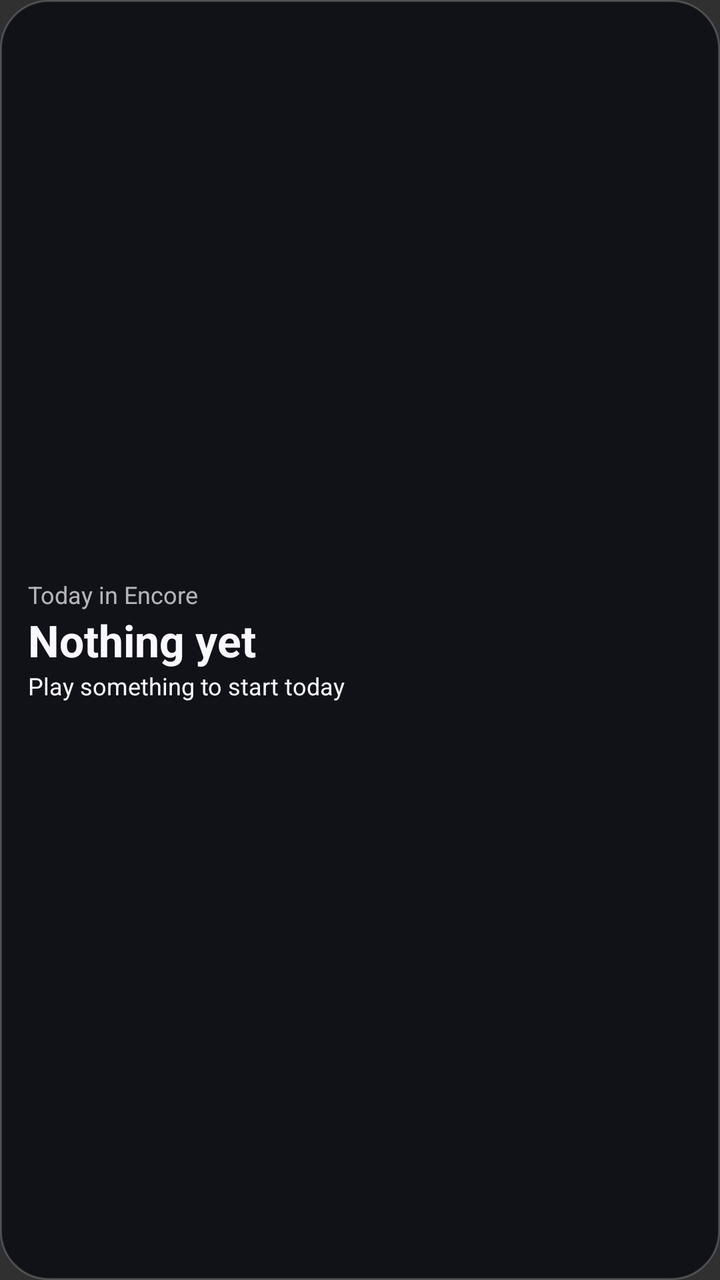
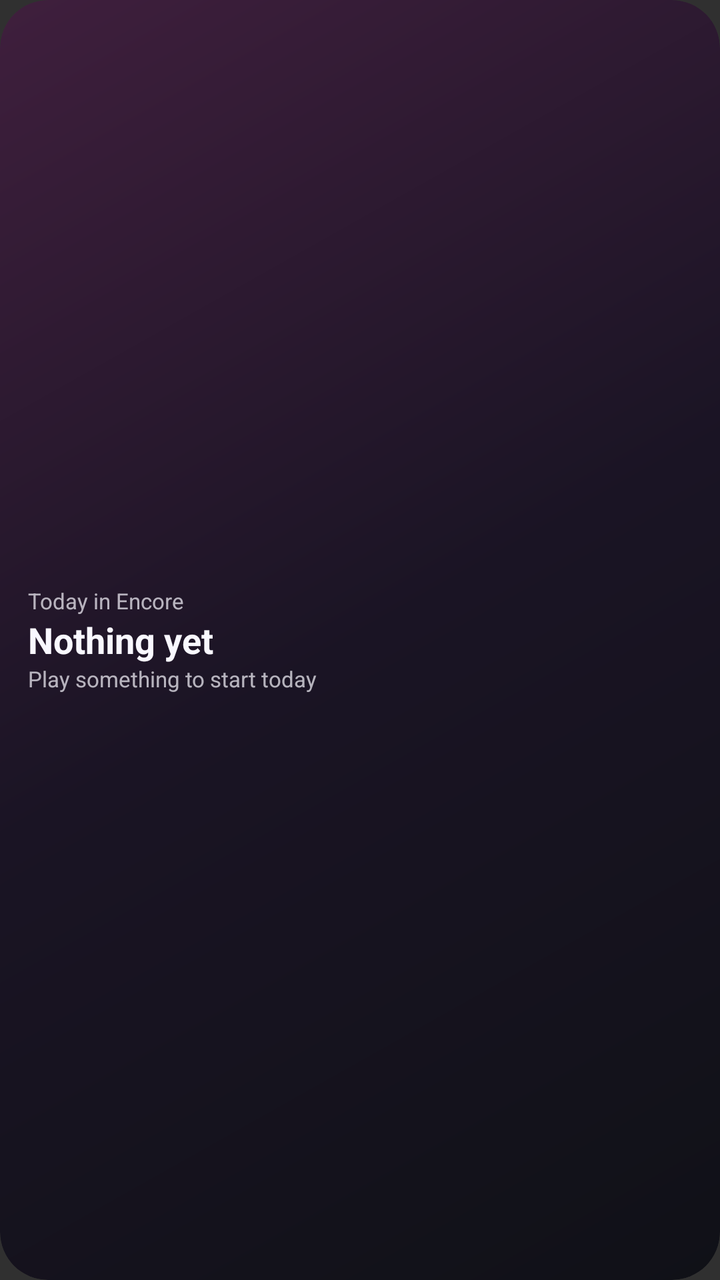

Two renders of the same Android screen: before a commit and after it. Below are the layout's source before the change and the commit's diff.
<!-- AndroidManifest.xml: application theme android:Theme.Material.NoActionBar -->
<!-- res/layout/widget_encore.xml -->
<LinearLayout xmlns:android="http://schemas.android.com/apk/res/android" android:id="@+id/widget_encore_root" android:layout_width="match_parent" android:layout_height="match_parent" android:orientation="vertical" android:gravity="center_vertical" android:padding="14dp" android:background="@drawable/widget_background"><TextView android:layout_width="match_parent" android:layout_height="wrap_content" android:text="@string/encore_widget_label" android:textColor="#B3F9F8FF" android:textSize="12sp" android:maxLines="1" android:ellipsize="end" /><TextView android:id="@+id/widget_encore_time" android:layout_width="match_parent" android:layout_height="wrap_content" android:text="@string/encore_widget_none" android:textColor="#F9F8FF" android:textSize="22sp" android:textStyle="bold" android:maxLines="1" android:ellipsize="end" /><TextView android:id="@+id/widget_encore_detail" android:layout_width="match_parent" android:layout_height="wrap_content" android:text="@string/encore_widget_none_detail" android:textColor="#F9F8FF" android:textSize="12sp" android:maxLines="1" android:ellipsize="end" /></LinearLayout>
<!-- resources referenced by this layout -->
<resources>
  <!-- drawable widget_background (drawable) -->
  <shape xmlns:android="http://schemas.android.com/apk/res/android"><solid android:color="#F2101117"/><corners android:radius="24dp"/><stroke android:width="1dp" android:color="#30FFFFFF"/></shape>
  <string name="encore_widget_label">Today in Encore</string>
  <string name="encore_widget_none">Nothing yet</string>
  <string name="encore_widget_none_detail">Play something to start today</string>
</resources>

<!-- the commit's change to res/layout/widget_encore.xml (unified diff, before → after) -->
@@ -1 +1 @@
-<LinearLayout xmlns:android="http://schemas.android.com/apk/res/android" android:id="@+id/widget_encore_root" android:layout_width="match_parent" android:layout_height="match_parent" android:orientation="vertical" android:gravity="center_vertical" android:padding="14dp" android:background="@drawable/widget_background"><TextView android:layout_width="match_parent" android:layout_height="wrap_content" android:text="@string/encore_widget_label" android:textColor="#B3F9F8FF" android:textSize="12sp" android:maxLines="1" android:ellipsize="end" /><TextView android:id="@+id/widget_encore_time" android:layout_width="match_parent" android:layout_height="wrap_content" android:text="@string/encore_widget_none" android:textColor="#F9F8FF" android:textSize="22sp" android:textStyle="bold" android:maxLines="1" android:ellipsize="end" /><TextView android:id="@+id/widget_encore_detail" android:layout_width="match_parent" android:layout_height="wrap_content" android:text="@string/encore_widget_none_detail" android:textColor="#F9F8FF" android:textSize="12sp" android:maxLines="1" android:ellipsize="end" /></LinearLayout>
+<LinearLayout xmlns:android="http://schemas.android.com/apk/res/android" android:id="@+id/widget_encore_root" android:layout_width="match_parent" android:layout_height="match_parent" android:orientation="horizontal" android:gravity="center_vertical" android:paddingHorizontal="14dp" android:paddingVertical="8dp" android:background="@drawable/widget_encore_background" android:clipToOutline="true"><LinearLayout android:layout_width="0dp" android:layout_height="wrap_content" android:layout_weight="1" android:orientation="vertical"><TextView android:layout_width="match_parent" android:layout_height="wrap_content" android:text="@string/encore_widget_label" android:textColor="#B3F9F8FF" android:textSize="11sp" android:maxLines="1" android:ellipsize="end"/><TextView android:id="@+id/widget_encore_time" android:layout_width="match_parent" android:layout_height="wrap_content" android:text="@string/encore_widget_none" android:textColor="#F9F8FF" android:textSize="18sp" android:textStyle="bold" android:maxLines="1" android:ellipsize="end"/><TextView android:id="@+id/widget_encore_detail" android:layout_width="match_parent" android:layout_height="wrap_content" android:text="@string/encore_widget_none_detail" android:textColor="#B3F9F8FF" android:textSize="11sp" android:maxLines="1" android:ellipsize="end"/></LinearLayout><ImageView android:id="@+id/widget_encore_week" android:layout_width="44dp" android:layout_height="32dp" android:layout_marginStart="6dp" android:scaleType="fitCenter"/></LinearLayout>
<!-- resource entries referenced after the edit -->
@@ -1,7 +1,7 @@
 <!-- resources referenced by this layout -->
 <resources>
-  <!-- drawable widget_background (drawable) -->
-  <shape xmlns:android="http://schemas.android.com/apk/res/android"><solid android:color="#F2101117"/><corners android:radius="24dp"/><stroke android:width="1dp" android:color="#30FFFFFF"/></shape>
+  <!-- drawable widget_encore_background (drawable) -->
+  <shape xmlns:android="http://schemas.android.com/apk/res/android"><gradient android:angle="315" android:startColor="#3F1F3D" android:centerColor="#1A1424" android:endColor="#101117"/><corners android:radius="24dp"/></shape>
   <string name="encore_widget_label">Today in Encore</string>
   <string name="encore_widget_none">Nothing yet</string>
   <string name="encore_widget_none_detail">Play something to start today</string>
